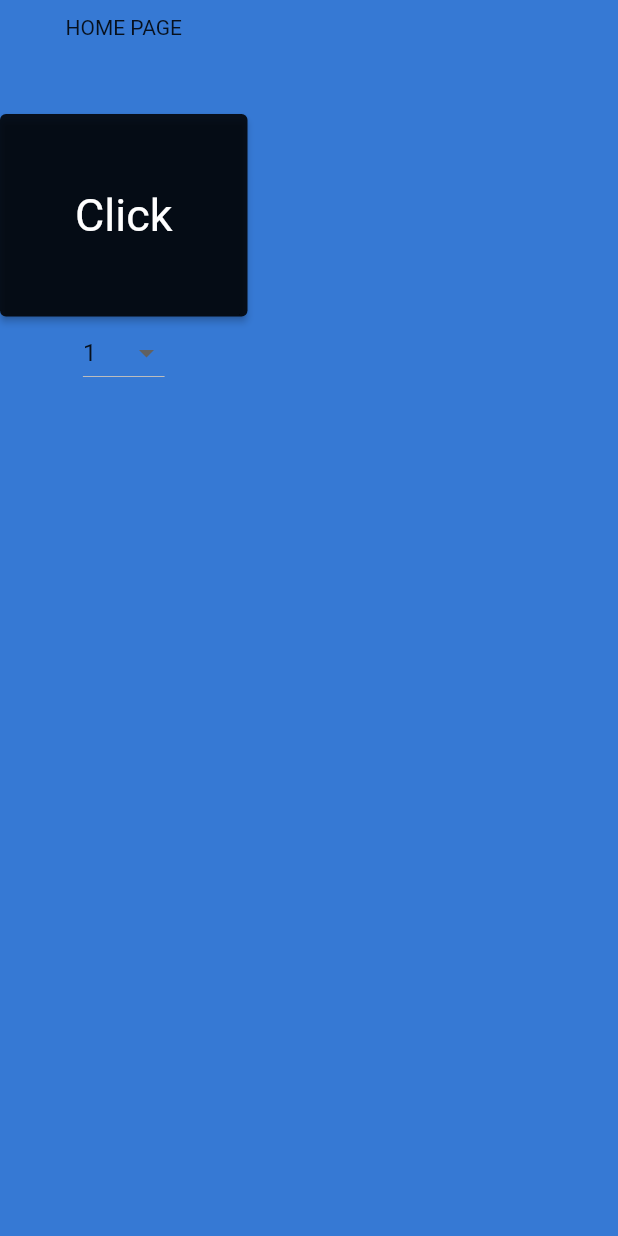
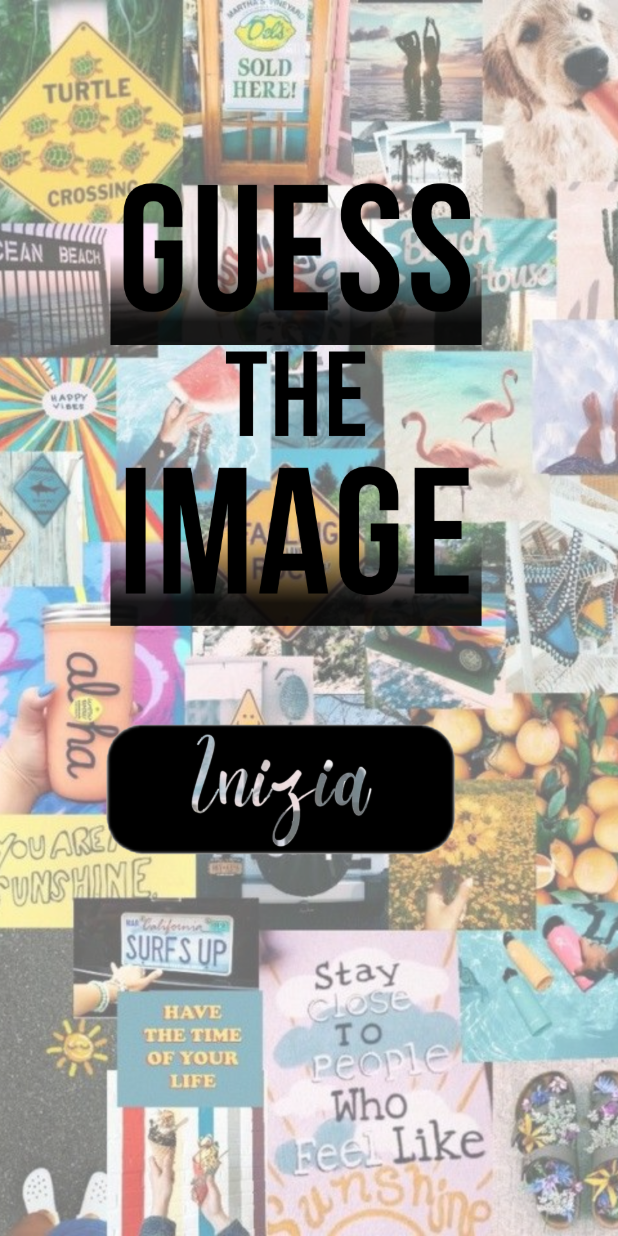
Before and after one commit to MatteoPella/MC_App_Flutter, a Flutter app: the screen it shows after launch, on a phone screen of 412 x 824 dp. Run offline on Flutter 3.47's test engine with Material 2 defaults, Android fonts, the phone set to English and light mode, and no system bars.

Commit message:
Modifiche varie

```diff
--- a/lib/home_page.dart
+++ b/lib/home_page.dart
@@ -1,171 +1,65 @@
-import 'package:flutter/cupertino.dart';
 import 'package:flutter/material.dart';
-import 'package:nuova_prova_1/article.dart';
 
-const im1 = 'assets/images/1';
-const im2 = 'assets/images/2';
+const backgroundImage = 'assets/images/GUESS_the_image3.png';
+const bottoneInizia = 'assets/images/bottone.png';
+const bottoneInizia2 = 'assets/images/bottone2.png';
 
-showAlertDialog(BuildContext context) {
-
-  // set up the buttons
-  Widget cancelButton = TextButton(
-    child: const Text("Cancel"),
-    onPressed:  () {},
-  );
-  Widget continueButton = TextButton(
-    child: const Text("Continue"),
-    onPressed:  () {},
-  );
-
-  // set up the AlertDialog
-  AlertDialog alert = AlertDialog(
-    title: const Text("AlertDialog"),
-    content: const Text("Would you like to continue learning how to use Flutter alerts?"),
-    actions: [
-      cancelButton,
-      continueButton,
-    ],
-  );
-
-  // show the dialog
-  showDialog(
-    context: context,
-    builder: (BuildContext context) {
-      return alert;
-    },
-  );
-}
-
-
-class HomePage extends StatefulWidget {
-  const HomePage({Key? key}) : super(key: key);
-
-  @override
-  _HomePageState createState() => _HomePageState();
-}
-
-
-class _HomePageState extends State<HomePage> {
-
-  final String c = "Bifdsua";
-  int dropDownValue = 1;
-  int dropDownValue2 = 1;
+class HomePage extends StatelessWidget {
+  const HomePage({super.key});
 
 
 
   @override
-  Widget build(BuildContext context) => Scaffold(
+  Widget build(BuildContext context) {
+    return Scaffold(
+      //appBar: AppBar(),
+      body: Stack(
+        children: [
 
-    //backgroundColor: Colors.lightGreen,
-
-    body: SingleChildScrollView(
-
-      child: Column(
-
-        mainAxisAlignment: MainAxisAlignment.center,
-        children: <Widget>[
-          //const Text("This lesson is about the Text Widget"),
-          /*Container(
-            constraints: const BoxConstraints.expand(height: 300),
-            alignment: Alignment.center,
+          Positioned(
             child: Image.asset(
-              'assets/images/2.png',
+              backgroundImage,
               height: MediaQuery.of(context).size.height,
               width: MediaQuery.of(context).size.width,
               fit: BoxFit.cover,
             ),
-          ),*/
-          //const Text("This lesson is about the Text Widget"),
+          ),
 
-          //aggiunge uno spazio
-          const SizedBox(height: 10),
+          Positioned(
+            left: 0, //MediaQuery.of(context).size.width/3,
+            top: 350, //MediaQuery.of(context).size.height/2,
+            child: IconButton(
+              //splashRadius: 100,
+              iconSize: 350,
+              icon: Image.asset(bottoneInizia),
+              onPressed: () {
+                Navigator.pushNamed(context, '/new_page');
+              },
+            ),
+          ),
 
-          /*Image.asset(
-            'assets/images/2.png',
-            height: MediaQuery.of(context).size.height,
-            width: MediaQuery.of(context).size.width,
-            fit: BoxFit.cover,
+          /*IconButton(
+            splashRadius: 100,
+            iconSize: 200,
+            icon: Image.asset(bottoneInizia),
+            onPressed: () {  },
           ),*/
 
           /*
-          IconButton(
-            icon: Image.asset(
-              'assets/images/1.png',
-            ),
-            iconSize: 50,
-            onPressed: () {
-              //Route route = MaterialPageRoute(builder: (context) => const NewPage());
-              //Navigator.push(context, route);
-              //Navigator.pushNamed(context, '/new_page');
-              showAlertDialog(context);
-            },
+          Container(
+            width: MediaQuery.of(context).size.width,
+            height: MediaQuery.of(context).size.height,
+            /*child: IconButton(
+              splashRadius: 100,
+              iconSize: 100,
+              icon: Image.asset(bottoneInizia),
+              onPressed: () {  },
+            ),*/
           ),
-           */
-
-          Builder(
-            builder: (BuildContext b) => const Text('HOME PAGE'),
-          ),
-
-          const SizedBox(height: 50),
-          const Spacer(),
-          ElevatedButton(
-            style: ButtonStyle(
-              backgroundColor: MaterialStateProperty.all(Colors.black87),
-              padding: MaterialStateProperty.all(const EdgeInsets.all(50)),
-              textStyle: MaterialStateProperty.all(const TextStyle(fontSize: 30))),
-
-            onPressed: () {
-              String h = c;
-              //Article article = Article(c);
-              //Navigator.pushNamed(context, '/new_page', arguments: dropDownValue);
-              Navigator.pushNamed(context, '/new_page');
-              //Navigator.of(context).pushNamed('/new_page');
-            }, child: const Text('Click'),
-          ),
-
-          DropdownButton<int>(
-            hint: const Text("Pick"),
-            value: dropDownValue,
-            items: <int>[1, 2, 3, 4, 5, 6, 7, 8, 9, 10].map((int value) {
-              return DropdownMenuItem<int>(
-                value: value,
-                child: Text(value.toString()),
-              );
-            }).toList(),
-            onChanged: (newVal) {
-              setState(() {
-                dropDownValue = newVal!;
-                /*for( ; ; ){
-
-                };*/
-              });
-            }
-          ),
-
-          /*
-          DropdownButton<int>(
-              hint: const Text("Pick"),
-              value: dropDownValue2,
-              items: <int>[1, 2, 3, 4, 5, 6, 7, 8, 9, 10].map((int value) {
-                return DropdownMenuItem<int>(
-                  value: value,
-                  child: Text(value.toString()),
-                );
-              }).toList(),
-              onChanged: (newVal) {
-                setState(() {
-                  dropDownValue2 = newVal!;
-                  /*for( ; ; ){
-
-              };*/
-                });
-              }
-          ),
-
-           */
+          */
 
         ],
       ),
-    ),
-  );
+    );
+  }
 }
--- a/lib/main.dart
+++ b/lib/main.dart
@@ -1,5 +1,6 @@
 import 'package:flutter/material.dart';
 import 'home_page.dart';
+import 'home_page2.dart';
 import 'new_page.dart';
 import 'new_page_2.dart';
 import 'new_page_3.dart';
@@ -19,7 +20,7 @@ class MyApp extends StatelessWidget {
     theme: ThemeData(
       //primaryColor: const Color(0xFFff6369),
       //backgroundColor: const Color(0x000000ff)
-      scaffoldBackgroundColor: const Color(0xFF3679D4)
+      //scaffoldBackgroundColor: const Color(0xFF3679D4)
     ),
     routes: routing(),
     home: const HomePage(),
```
Also changed, not shown: lib/home_page2.dart (added, +181 -0 lines), lib/new_page.dart (+60 -0 lines), assets/images/GUESS_the_image3.png (added), assets/images/GUESS_the_image_clean.png (added), assets/images/bottone.png (added), assets/images/bottone2.png (added), assets/images/start.jpg (added), 6 other files.
